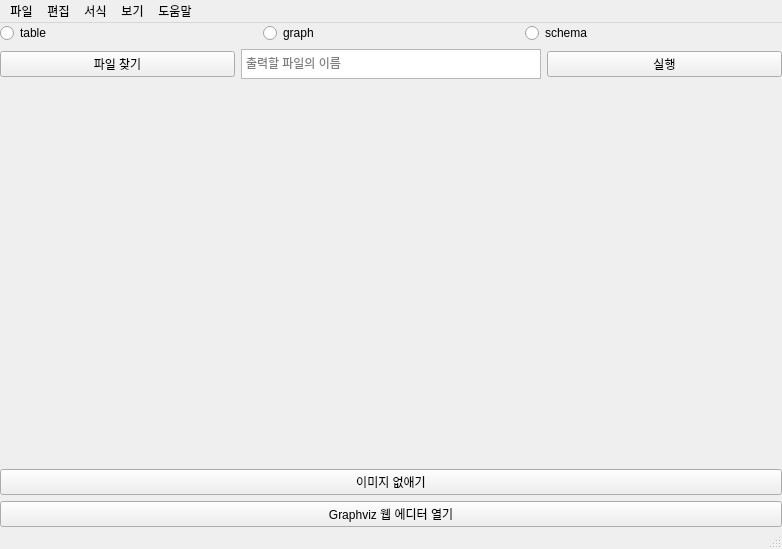
First picture: the form in coursegraph/Maingui.ui, repository oss2024hnu/coursegraph-py, before the edit.
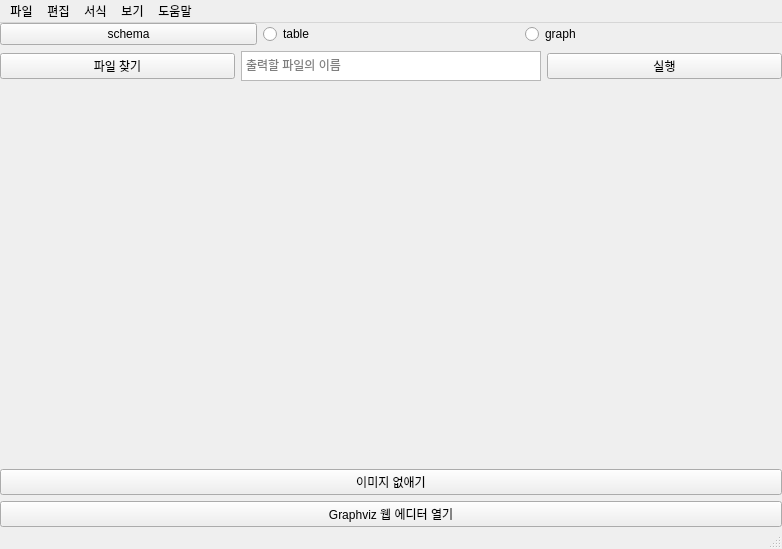
Second picture: the form after the edit.

Commit message: gui에서 스키마 확인

Patch:
```diff
--- a/coursegraph/Maingui.ui
+++ b/coursegraph/Maingui.ui
@@ -55,6 +55,13 @@
         <property name="spacing">
          <number>6</number>
         </property>
+        <item>
+         <widget class="QPushButton" name="schemaButton">
+          <property name="text">
+           <string>schema</string>
+          </property>
+         </widget>
+        </item>
         <item>
          <widget class="QRadioButton" name="radioButton_1">
           <property name="text">
@@ -69,13 +76,6 @@
           </property>
          </widget>
         </item>
-        <item>
-         <widget class="QRadioButton" name="radioButton_3">
-          <property name="text">
-           <string>schema</string>
-          </property>
-         </widget>
-        </item>
        </layout>
       </item>
       <item row="2" column="0">
```
The commit also changes 2 other files.
